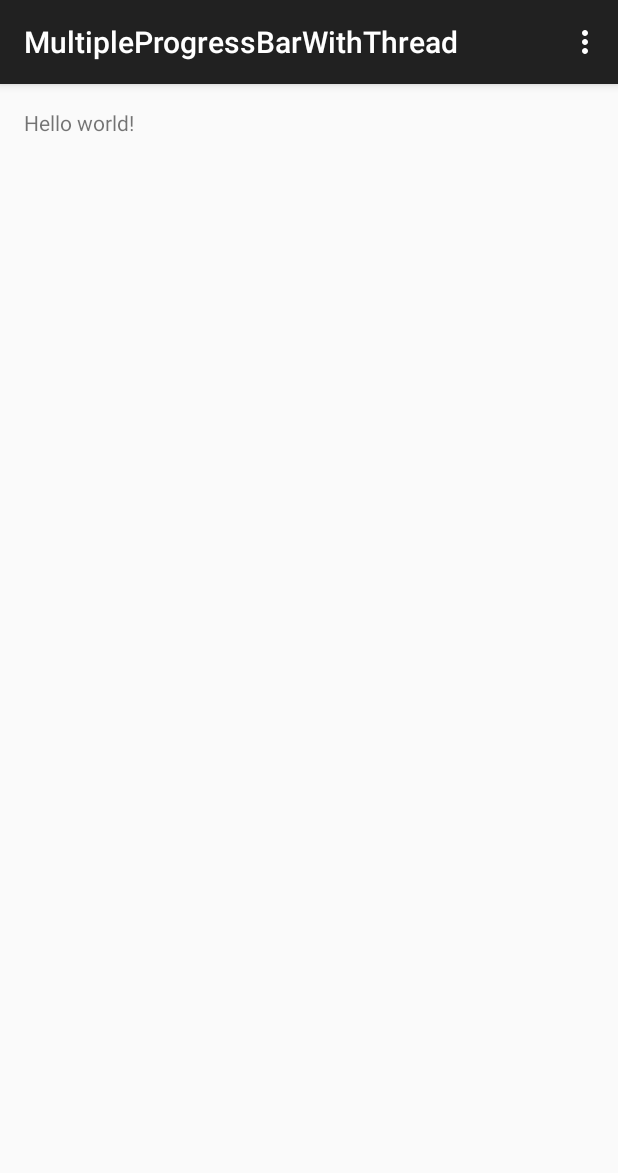
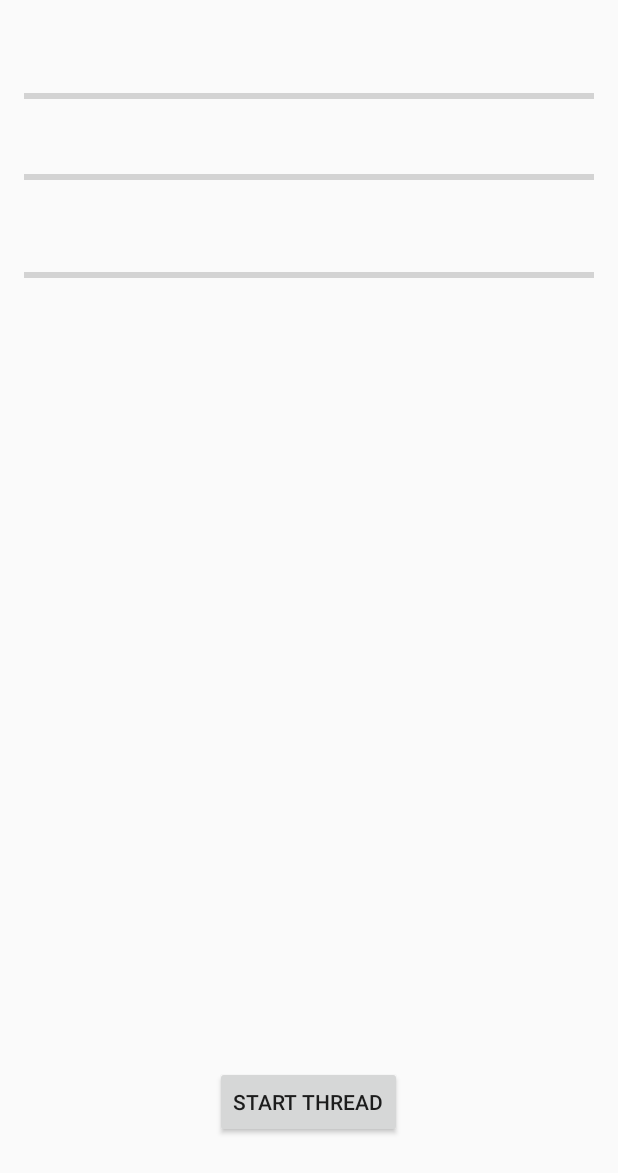
Before and after one commit to hmkcode/Android, an Android app: the screen it shows after launch (MainActivity), on a phone screen of 412 x 824 dp. Shown: the top 1173 px of the screen. Run offline under Robolectric (Android 15) with nearby library versions, the phone set to English and light mode, and no system bars.

Commit message:
first dep

```diff
--- a/MultipleProgressBarWithThread/app/src/main/java/com/progressbar/practice/multipleprogressbarwiththread/MainActivity.java
+++ b/MultipleProgressBarWithThread/app/src/main/java/com/progressbar/practice/multipleprogressbarwiththread/MainActivity.java
@@ -1,16 +1,56 @@
 package com.progressbar.practice.multipleprogressbarwiththread;
 
+import android.os.Handler;
+import android.os.Message;
 import android.support.v7.app.AppCompatActivity;
 import android.os.Bundle;
+import android.util.Log;
 import android.view.Menu;
 import android.view.MenuItem;
+import android.view.View;
+import android.widget.Button;
+import android.widget.ProgressBar;
 
 public class MainActivity extends AppCompatActivity {
+
+    private static Handler mHandler;
+    private ProgressBar progressBar1;
+    private ProgressBar progressBar2;
+    private ProgressBar progressBar3;
 
     @Override
     protected void onCreate(Bundle savedInstanceState) {
         super.onCreate(savedInstanceState);
         setContentView(R.layout.activity_main);
+
+        progressBar1 = (ProgressBar) findViewById(R.id.progressBar);
+        progressBar2 = (ProgressBar) findViewById(R.id.progressBar2);
+        progressBar3 = (ProgressBar) findViewById(R.id.progressBar3);
+
+        mHandler = new Handler(){
+            @Override
+            public void handleMessage(Message msg) {
+                // find the progress bar and set the progress
+                // arg1 : id of progress bar to update
+                // arg2 : progress value (0 - 100%)
+                int prog_id = msg.arg1;
+                Log.d("MainActivity "," Progress Handle for :"+prog_id);
+                ((ProgressBar) findViewById(prog_id)).setProgress(msg.arg2);
+            }
+        };
+
+        // set onClickListeners
+        findViewById(R.id.startThreadBtn).setOnClickListener(new View.OnClickListener() {
+            @Override
+            public void onClick(View view) {
+                new ThreadMan(mHandler,R.id.progressBar).start();
+                Log.d("Main ", " Started Prog 1");
+                new ThreadMan(mHandler,R.id.progressBar2).start();
+                Log.d("Main ", " Started Prog 2");
+                new ThreadMan(mHandler,R.id.progressBar3).start();
+                Log.d("Main ", " Started Prog 3");
+            }
+        });
     }
 
     @Override
--- a/MultipleProgressBarWithThread/app/src/main/res/layout/activity_main.xml
+++ b/MultipleProgressBarWithThread/app/src/main/res/layout/activity_main.xml
@@ -5,7 +5,47 @@
     android:paddingTop="@dimen/activity_vertical_margin"
     android:paddingBottom="@dimen/activity_vertical_margin" tools:context=".MainActivity">
 
-    <TextView android:text="@string/hello_world" android:layout_width="wrap_content"
-        android:layout_height="wrap_content" />
+
+    <ProgressBar
+
+        android:max="100"
+        style="?android:attr/progressBarStyleHorizontal"
+        android:layout_width="match_parent"
+        android:layout_height="wrap_content"
+        android:id="@+id/progressBar"
+        android:layout_alignParentTop="true"
+        android:layout_centerHorizontal="true"
+        android:layout_marginTop="40dp" />
+
+    <ProgressBar
+
+        android:max="100"
+        style="?android:attr/progressBarStyleHorizontal"
+        android:layout_width="match_parent"
+        android:layout_height="wrap_content"
+        android:id="@+id/progressBar2"
+        android:layout_below="@+id/progressBar"
+        android:layout_centerHorizontal="true"
+        android:layout_marginTop="38dp" />
+
+    <ProgressBar
+
+        android:max="100"
+        style="?android:attr/progressBarStyleHorizontal"
+        android:layout_width="match_parent"
+        android:layout_height="wrap_content"
+        android:id="@+id/progressBar3"
+        android:layout_below="@+id/progressBar2"
+        android:layout_centerHorizontal="true"
+        android:layout_marginTop="49dp" />
+
+    <Button
+        android:layout_width="wrap_content"
+        android:layout_height="wrap_content"
+        android:text="Start Thread"
+        android:id="@+id/startThreadBtn"
+        android:layout_alignParentBottom="true"
+        android:layout_centerHorizontal="true"
+        android:layout_marginBottom="49dp" />
 
 </RelativeLayout>
--- a/MultipleProgressBarWithThread/app/src/main/res/values/styles.xml
+++ b/MultipleProgressBarWithThread/app/src/main/res/values/styles.xml
@@ -1,7 +1,7 @@
 <resources>
 
     <!-- Base application theme. -->
-    <style name="AppTheme" parent="Theme.AppCompat.Light.DarkActionBar">
+    <style name="AppTheme" parent="Theme.AppCompat.Light.NoActionBar">
         <!-- Customize your theme here. -->
     </style>
 
```
Also changed, not shown: MultipleProgressBarWithThread/app/src/main/java/com/progressbar/practice/multipleprogressbarwiththread/Logger.java (+22 -0 lines), MultipleProgressBarWithThread/app/src/main/java/com/progressbar/practice/multipleprogressbarwiththread/ThreadMan.java (+37 -1 lines), 1 other file.
